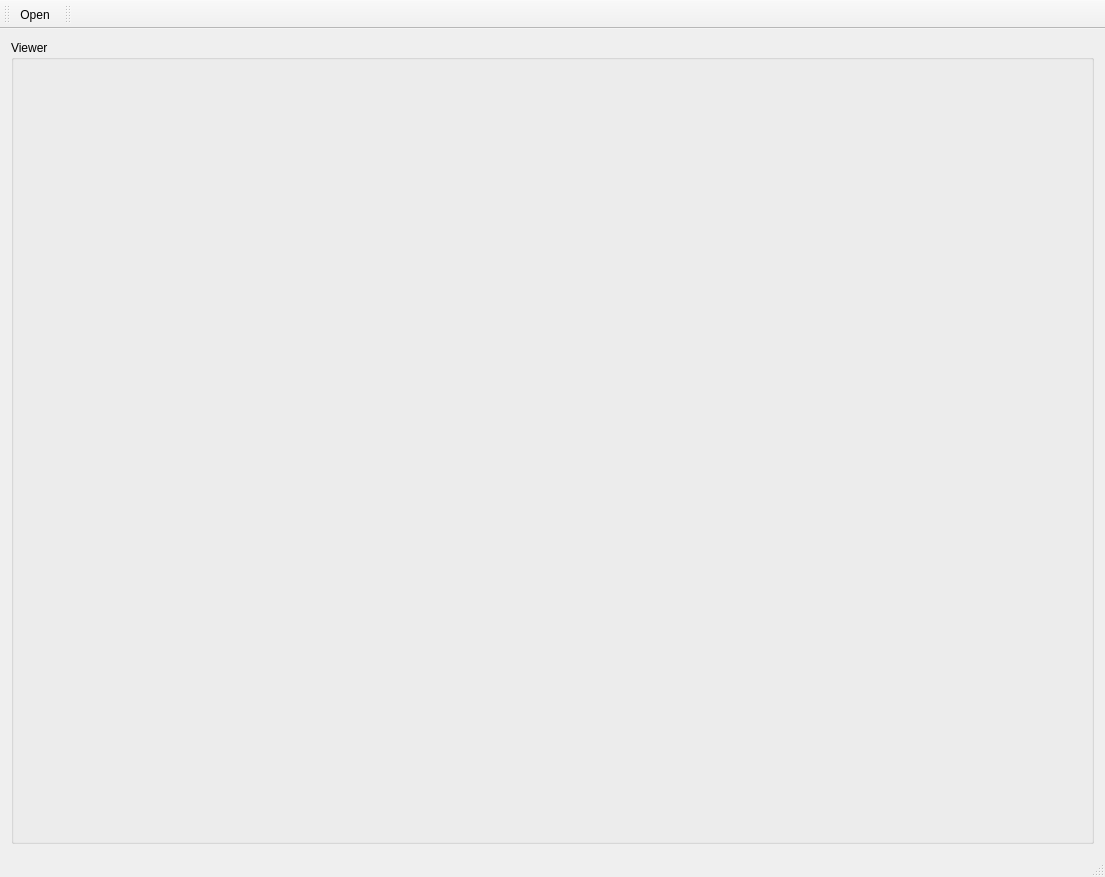
Old version of the form mainwindow.ui in the repository yslib/EMExplorer.
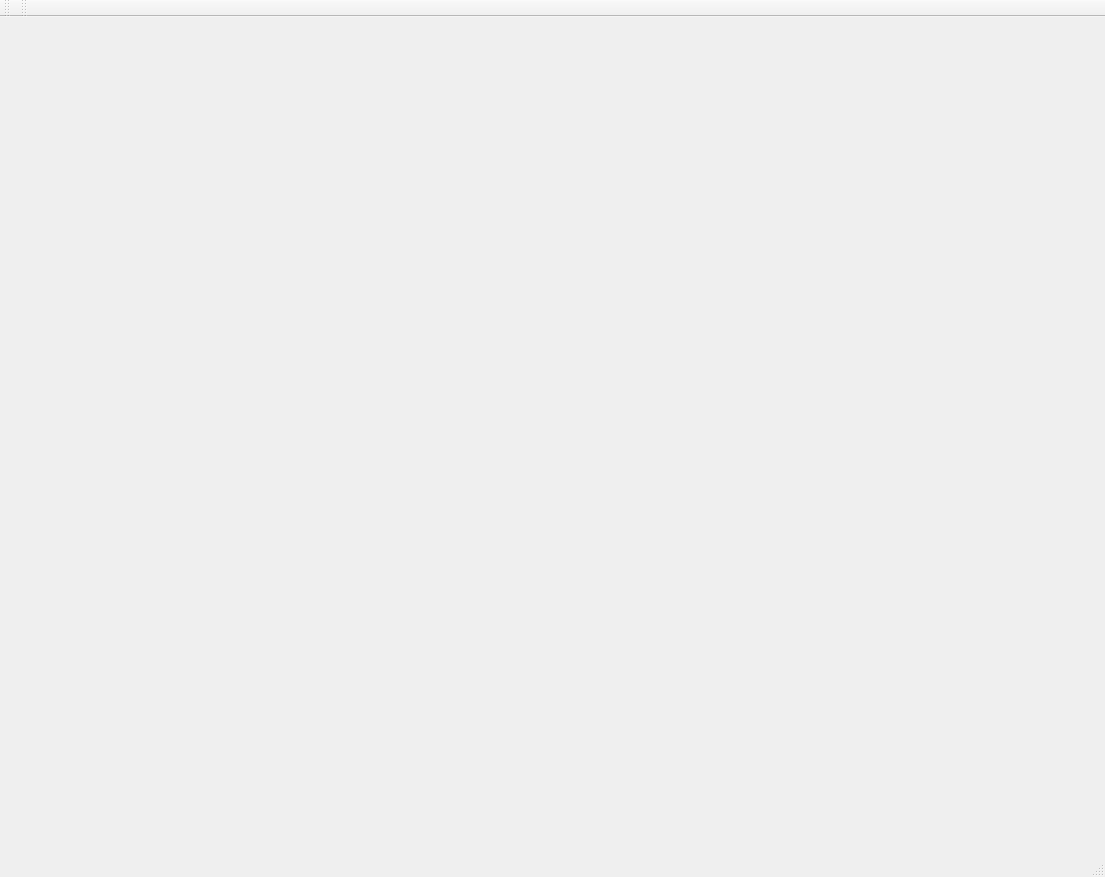
New version of the form.

```diff
--- a/mainwindow.ui
+++ b/mainwindow.ui
@@ -20,22 +20,7 @@
    <string>MainWindow</string>
   </property>
   <widget class="QWidget" name="centralWidget">
-   <layout class="QGridLayout" name="gridLayout">
-    <item row="0" column="0">
-     <layout class="QHBoxLayout" name="horizontalLayout" stretch="7">
-      <item>
-       <widget class="QGroupBox" name="leftGroupBox">
-        <property name="enabled">
-         <bool>true</bool>
-        </property>
-        <property name="title">
-         <string>Viewer</string>
-        </property>
-       </widget>
-      </item>
-     </layout>
-    </item>
-   </layout>
+   <layout class="QGridLayout" name="gridLayout"/>
   </widget>
   <widget class="QMenuBar" name="menuBar">
    <property name="geometry">
@@ -54,7 +39,6 @@
    <attribute name="toolBarBreak">
     <bool>false</bool>
    </attribute>
-   <addaction name="actionOpen"/>
   </widget>
   <widget class="QStatusBar" name="statusBar"/>
   <widget class="QToolBar" name="toolBar">
@@ -68,11 +52,6 @@
     <bool>false</bool>
    </attribute>
   </widget>
-  <action name="actionOpen">
-   <property name="text">
-    <string>Open</string>
-   </property>
-  </action>
  </widget>
  <layoutdefault spacing="6" margin="11"/>
  <resources/>
```
